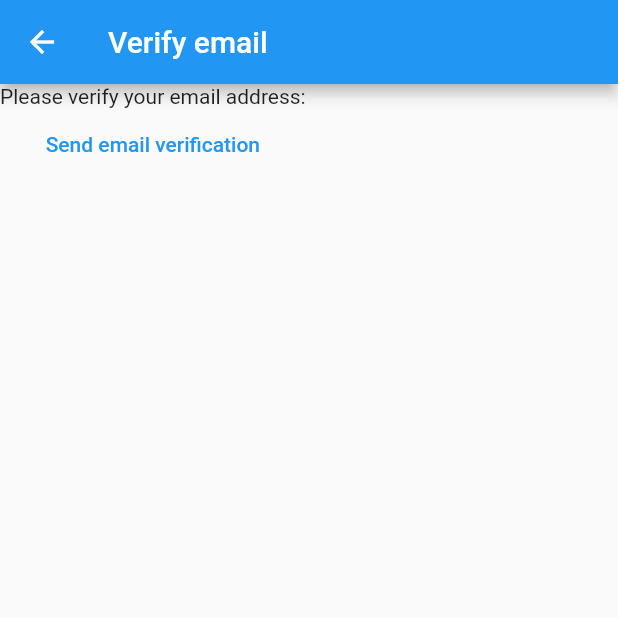
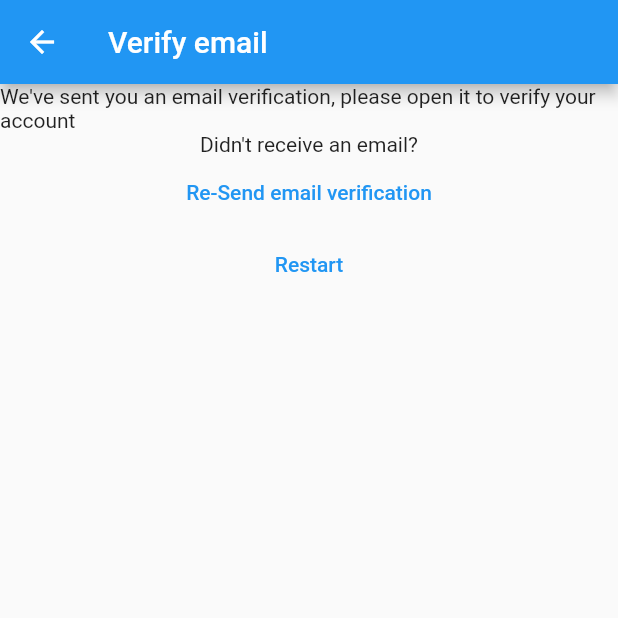
Before and after one commit to MohanadDiab/DIMA-Project, a Flutter app: the VerifyEmailView screen opened directly, on a phone screen of 412 x 824 dp, the top half of it. Run offline on Flutter 3.47's test engine with Material 2 defaults, Android fonts, the phone set to English and light mode, and no system bars; our stand-ins replace firebase_auth, firebase_core; accounts and stored records are empty.

Commit message:
step 7
sign out and email verification routing

```diff
--- a/lib/constants/routes.dart
+++ b/lib/constants/routes.dart
@@ -1,3 +1,4 @@
 const loginROute = '/login/';
 const registerRoute = '/register/';
 const notesRoute = '/notes/';
+const verifyEmailRoute = '/verify-email/';
--- a/lib/main.dart
+++ b/lib/main.dart
@@ -21,6 +21,7 @@ void main() async {
         loginROute: (context) => const LoginView(),
         registerRoute: (context) => const RegisterView(),
         notesRoute: (context) => const NotesView(),
+        verifyEmailRoute: (context) => const VerifyEmailView(),
       },
     ),
   );
--- a/lib/views/verify_email_view.dart
+++ b/lib/views/verify_email_view.dart
@@ -1,5 +1,6 @@
 import 'package:firebase_auth/firebase_auth.dart';
 import 'package:flutter/material.dart';
+import 'package:testapp/constants/routes.dart';
 
 class VerifyEmailView extends StatefulWidget {
   const VerifyEmailView({Key? key}) : super(key: key);
@@ -17,13 +18,25 @@ class _VerifyEmailViewState extends State<VerifyEmailView> {
       ),
       body: Column(
         children: [
-          const Text('Please verify your email address:'),
+          const Text(
+              "We've sent you an email verification, please open it to verify your account"),
+          const Text("Didn't receive an email?"),
           TextButton(
             onPressed: () async {
               final user = FirebaseAuth.instance.currentUser;
               await user?.sendEmailVerification();
             },
-            child: const Text('Send email verification'),
+            child: const Text('Re-Send email verification'),
+          ),
+          TextButton(
+            onPressed: () async {
+              await FirebaseAuth.instance.signOut();
+              Navigator.of(context).pushNamedAndRemoveUntil(
+                registerRoute,
+                (route) => false,
+              );
+            },
+            child: const Text("Restart"),
           ),
         ],
       ),
```
Also changed, not shown: lib/views/register_view.dart (+26 -5 lines).
